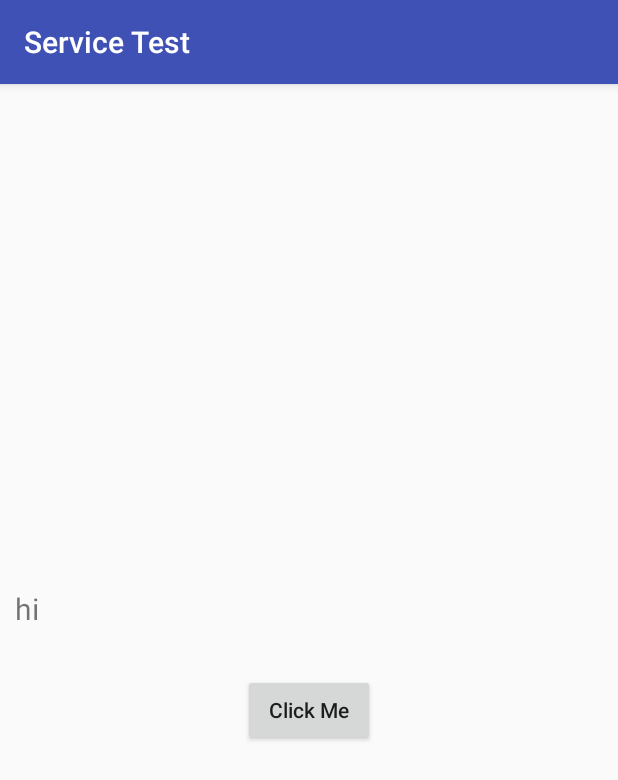
After one commit to Vaibhav-SJ/Service-Example, an Android app: the Client screen opened directly, with no data from a screen before it, on a phone screen of 412 x 824 dp. The commit adds this screen. Shown: the top 780 px of the screen. Run offline under Robolectric (Android 15) with nearby library versions, the phone set to English and light mode, and no system bars; 1 statement that could not run was skipped.

Commit message:
bind service added

```diff
--- /dev/null
+++ b/app/src/main/java/com/example/appmomos/servicetest/Client.java
@@ -0,0 +1,98 @@
+package com.example.appmomos.servicetest;
+
+import android.annotation.SuppressLint;
+import android.content.ComponentName;
+import android.content.Intent;
+import android.content.ServiceConnection;
+import android.os.IBinder;
+import android.support.v7.app.AppCompatActivity;
+import android.os.Bundle;
+import android.view.View;
+import android.widget.Button;
+import android.widget.TextView;
+import android.widget.Toast;
+
+import com.example.appmomos.servicetest.Service.Server;
+
+public class Client extends AppCompatActivity
+{
+
+    boolean mBounded;
+    Server mServer;
+    TextView text;
+    Button button;
+
+    @Override
+    protected void onCreate(Bundle savedInstanceState)
+    {
+        super.onCreate(savedInstanceState);
+        setContentView(R.layout.activity_client);
+
+        text = findViewById(R.id.text);
+        button = findViewById(R.id.button);
+
+        button.setOnClickListener(new View.OnClickListener()
+        {
+            @SuppressLint("SetTextI18n")
+            @Override
+            public void onClick(View v)
+            {
+               text.setText("Current Position : "+ mServer.getTime().get(0) +"\nTrack Length "+mServer.getTime().get(1) );
+            }
+        });
+
+    }
+
+
+    @Override
+    protected void onStart()
+    {
+        super.onStart();
+        Intent mIntent = new Intent(this, Server.class);
+        bindService(mIntent, mConnection, BIND_AUTO_CREATE);
+
+        startService(mIntent);
+    };
+
+    ServiceConnection mConnection = new ServiceConnection()
+    {
+        @Override
+        public void onServiceDisconnected(ComponentName name)
+        {
+            mBounded = false;
+            mServer = null;
+        }
+
+        @Override
+        public void onServiceConnected(ComponentName name, IBinder service)
+        {
+            mBounded = true;
+            Server.LocalBinder mLocalBinder = (Server.LocalBinder)service;
+            mServer = mLocalBinder.getServerInstance();
+        }
+    };
+
+    @Override
+    protected void onStop()
+    {
+        super.onStop();
+        if(mBounded)
+        {
+            unbindService(mConnection);
+            mBounded = false;
+        }
+    };
+
+    @Override
+    public void onBackPressed()
+    {
+        super.onBackPressed();
+        if(mBounded)
+        {
+            unbindService(mConnection);
+            mBounded = false;
+            Toast.makeText(Client.this, "Service is disconnected", Toast.LENGTH_SHORT).show();
+            stopService(new Intent(this, Server.class));
+        }
+    }
+}
--- a/app/src/main/java/com/example/appmomos/servicetest/Service/MyService.java
+++ b/app/src/main/java/com/example/appmomos/servicetest/Service/MyService.java
@@ -26,7 +26,7 @@ public class MyService extends Service
     {
         super.onCreate();
 
-        Toast.makeText(this, "Service Created", Toast.LENGTH_LONG).show();
+        Toast.makeText(this, "Service Created", Toast.LENGTH_SHORT).show();
 
         myPlayer = MediaPlayer.create(this, R.raw.swag_se_swagat);
         myPlayer.setLooping(false); // Set looping
@@ -37,7 +37,7 @@ public class MyService extends Service
     public void onStart(Intent intent, int startId)
     {
         super.onStart(intent, startId);
-        Toast.makeText(this, "Service Started", Toast.LENGTH_LONG).show();
+        Toast.makeText(this, "Service Started", Toast.LENGTH_SHORT).show();
         myPlayer.start();
     }
 
@@ -45,7 +45,7 @@ public class MyService extends Service
     public void onDestroy()
     {
         super.onDestroy();
-        Toast.makeText(this, "Service Stopped", Toast.LENGTH_LONG).show();
+        Toast.makeText(this, "Service Stopped", Toast.LENGTH_SHORT).show();
         myPlayer.stop();
     }
 }
--- /dev/null
+++ b/app/src/main/res/layout/activity_client.xml
@@ -0,0 +1,28 @@
+<?xml version="1.0" encoding="utf-8"?>
+<LinearLayout xmlns:android="http://schemas.android.com/apk/res/android"
+    xmlns:tools="http://schemas.android.com/tools"
+    android:layout_width="match_parent"
+    android:layout_height="match_parent"
+    android:orientation="vertical"
+    android:gravity="center"
+    tools:context=".Client">
+
+    <TextView
+        android:id="@+id/text"
+        android:textSize="20sp"
+        android:text="hi"
+        android:layout_margin="10dp"
+        android:layout_width="match_parent"
+        android:layout_height="wrap_content"
+        tools:ignore="HardcodedText" />
+
+    <Button
+        android:id="@+id/button"
+        android:text="Click Me"
+        android:textAllCaps="false"
+        android:layout_marginTop="20dp"
+        android:layout_width="wrap_content"
+        android:layout_height="wrap_content"
+        tools:ignore="HardcodedText" />
+
+</LinearLayout>
```
Also changed, not shown: app/src/main/AndroidManifest.xml (+8 -2 lines), app/src/main/java/com/example/appmomos/servicetest/MainActivity.java (+8 -3 lines), app/src/main/java/com/example/appmomos/servicetest/Service/Server.java (added, +144 -0 lines), app/src/main/res/layout/activity_main.xml (+10 -0 lines).
